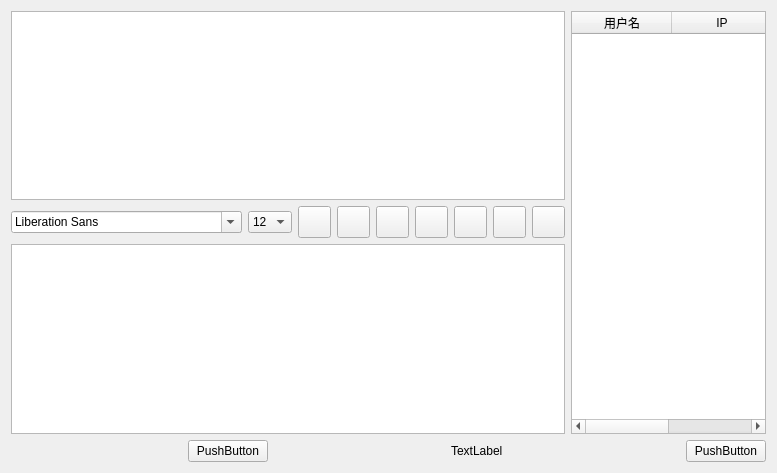
Old version of the form MyQtSolutions/MySelfQQ/Widget.ui in the repository taochengye/MyQtSolutions.
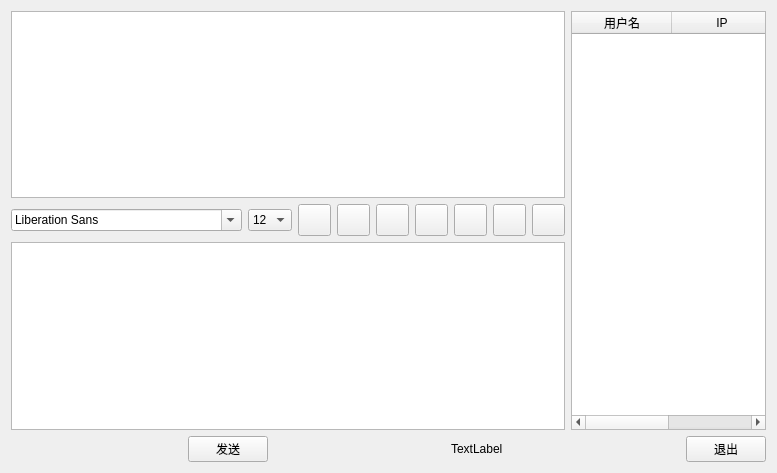
New version of the form.

The edit to the form file:
```diff
--- a/MyQtSolutions/MySelfQQ/Widget.ui
+++ b/MyQtSolutions/MySelfQQ/Widget.ui
@@ -321,7 +321,7 @@
      <item>
       <widget class="QPushButton" name="sendBtn">
        <property name="text">
-        <string>PushButton</string>
+        <string>发送</string>
        </property>
       </widget>
      </item>
@@ -361,7 +361,7 @@
      <item>
       <widget class="QPushButton" name="exitBtn">
        <property name="text">
-        <string>PushButton</string>
+        <string>退出</string>
        </property>
       </widget>
      </item>
```
